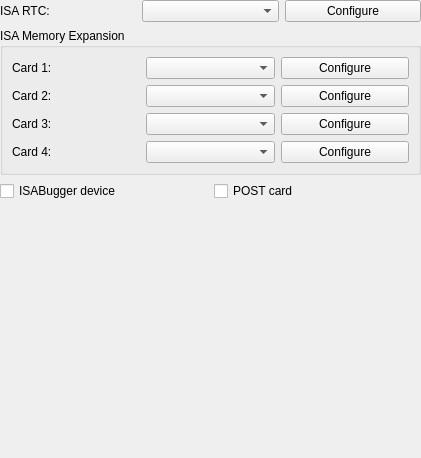
This is src/qt/qt_settingsotherperipherals.ui in 86Box/86Box as Qt 5 draws it before an edit. The edited form follows.
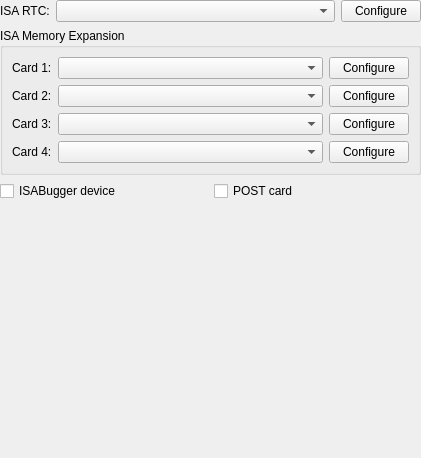
This is the edited form.

```diff
--- a/src/qt/qt_settingsotherperipherals.ui
+++ b/src/qt/qt_settingsotherperipherals.ui
@@ -36,7 +36,14 @@
       </widget>
      </item>
      <item>
-      <widget class="QComboBox" name="comboBoxRTC"/>
+      <widget class="QComboBox" name="comboBoxRTC">
+       <property name="sizePolicy">
+        <sizepolicy hsizetype="MinimumExpanding" vsizetype="Fixed">
+         <horstretch>0</horstretch>
+         <verstretch>0</verstretch>
+        </sizepolicy>
+       </property>
+      </widget>
      </item>
      <item>
       <widget class="QPushButton" name="pushButtonConfigureRTC">
@@ -92,7 +99,14 @@
        </widget>
       </item>
       <item row="0" column="1">
-       <widget class="QComboBox" name="comboBoxCard1"/>
+       <widget class="QComboBox" name="comboBoxCard1">
+        <property name="sizePolicy">
+         <sizepolicy hsizetype="MinimumExpanding" vsizetype="Fixed">
+          <horstretch>0</horstretch>
+          <verstretch>0</verstretch>
+         </sizepolicy>
+        </property>
+       </widget>
       </item>
       <item row="0" column="0">
        <widget class="QLabel" name="label_2">
```
